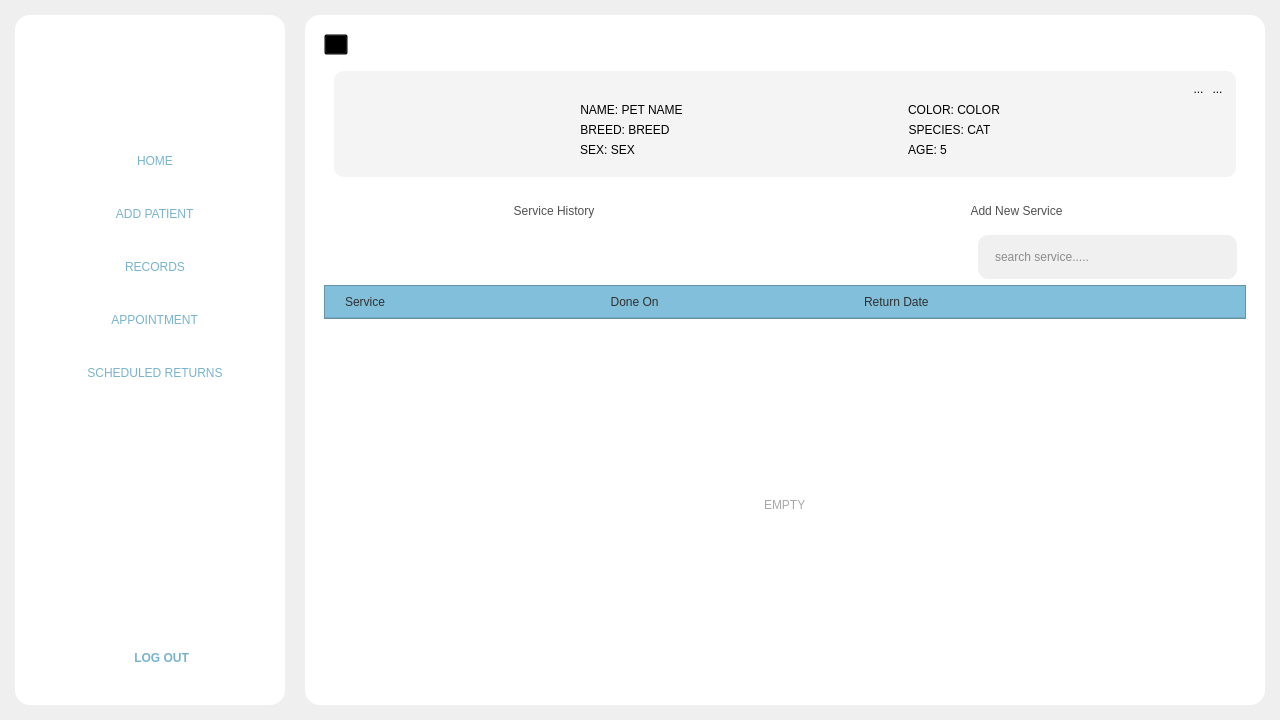
DreddVDomasian/Petmate-Desktop-Application, file Frontend/Home.ui: the form before one commit.
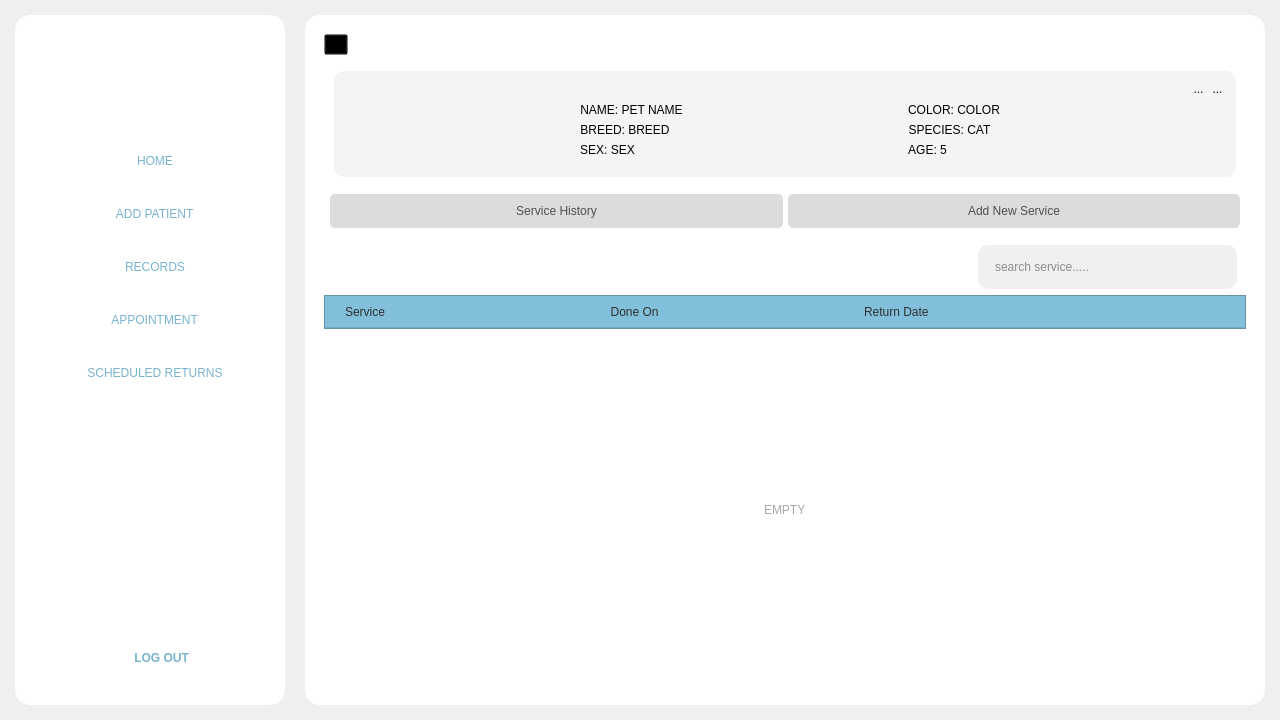
The form after the commit. Icons and pictures are not drawn.

```diff
--- a/Frontend/Home.ui
+++ b/Frontend/Home.ui
@@ -2661,8 +2661,8 @@
                        <rect>
                         <x>0</x>
                         <y>0</y>
-                        <width>100</width>
-                        <height>30</height>
+                        <width>72</width>
+                        <height>16</height>
                        </rect>
                       </property>
                       <layout class="QVBoxLayout" name="verticalLayout_17">
@@ -2754,7 +2754,7 @@
                     <x>0</x>
                     <y>0</y>
                     <width>543</width>
-                    <height>486</height>
+                    <height>540</height>
                    </rect>
                   </property>
                   <property name="styleSheet">
@@ -4218,8 +4218,8 @@
                      <rect>
                       <x>0</x>
                       <y>0</y>
-                      <width>100</width>
-                      <height>30</height>
+                      <width>68</width>
+                      <height>18</height>
                      </rect>
                     </property>
                     <layout class="QVBoxLayout" name="verticalLayout_64"/>
@@ -5915,6 +5915,34 @@
                   <number>5</number>
                  </property>
                  <property name="leftMargin">
+                  <number>5</number>
+                 </property>
+                 <property name="topMargin">
+                  <number>0</number>
+                 </property>
+                 <property name="rightMargin">
+                  <number>5</number>
+                 </property>
+                 <property name="bottomMargin">
+                  <number>10</number>
+                 </property>
+                 <item>
+                  <widget class="QFrame" name="serviceShadow">
+                   <property name="styleSheet">
+                    <string notr="true">border-radius: 5px;
+border:none;</string>
+                   </property>
+                   <property name="frameShape">
+                    <enum>QFrame::StyledPanel</enum>
+                   </property>
+                   <property name="frameShadow">
+                    <enum>QFrame::Raised</enum>
+                   </property>
+                   <layout class="QHBoxLayout" name="horizontalLayout_27">
+                    <property name="spacing">
+                     <number>0</number>
+                    </property>
+                    <property name="leftMargin">
                   <number>0</number>
                  </property>
                  <property name="topMargin">
@@ -5931,7 +5959,7 @@
                    <property name="styleSheet">
                     <string notr="true">QPushButton {
     border: none;
-    background-color: transparent;
+    background-color:rgb(220, 220, 220);
     color: rgb(80, 80, 80);
     font: 63 12pt &quot;Montserrat SemiBold&quot;;
     padding: 10px 15px;
@@ -5955,12 +5983,43 @@
                    </property>
                   </widget>
                  </item>
+                   </layout>
+                  </widget>
+                 </item>
+                 <item>
+                  <widget class="QFrame" name="addServiceShadow">
+                   <property name="styleSheet">
+                    <string notr="true">border-radius: 5px;
+border:none;</string>
+                   </property>
+                   <property name="frameShape">
+                    <enum>QFrame::StyledPanel</enum>
+                   </property>
+                   <property name="frameShadow">
+                    <enum>QFrame::Raised</enum>
+                   </property>
+                   <layout class="QHBoxLayout" name="horizontalLayout_28">
+                    <property name="spacing">
+                     <number>0</number>
+                    </property>
+                    <property name="leftMargin">
+                     <number>0</number>
+                    </property>
+                    <property name="topMargin">
+                     <number>0</number>
+                    </property>
+                    <property name="rightMargin">
+                     <number>0</number>
+                    </property>
+                    <property name="bottomMargin">
+                     <number>0</number>
+                    </property>
                  <item>
                   <widget class="QPushButton" name="addNewServiceBtn">
                    <property name="styleSheet">
                     <string notr="true">QPushButton {
     border: none;
-    background-color: transparent;
+    background-color:rgb(220, 220, 220);
     color: rgb(80, 80, 80);
     font: 63 12pt &quot;Montserrat SemiBold&quot;;
     padding: 10px 15px;
@@ -5973,9 +6032,10 @@
 	border-radius:5px;
 }
 QPushButton:checked {
-    background-color:rgb(252, 213, 151);   /* Active bg color */
+    background-color:rgb(252, 213, 151);   
 	border-radius:5px;
-    color: rgb(40, 40, 40);                           /* Active text color */
+    color: rgb(40, 40, 40);
+	border: none;                        
 }</string>
                    </property>
                    <property name="text">
@@ -5986,6 +6046,9 @@
                 </layout>
                </widget>
               </item>
+                </layout>
+               </widget>
+              </item>
               <item>
                <widget class="QStackedWidget" name="serviceHistoryStackedWidget">
                 <property name="currentIndex">
@@ -6006,7 +6069,7 @@
                    <number>0</number>
                   </property>
                   <item>
-                   <widget class="QFrame" name="searchframe_3">
+                   <widget class="QFrame" name="searchServiceFrame">
                     <property name="sizePolicy">
                      <sizepolicy hsizetype="Expanding" vsizetype="Preferred">
                       <horstretch>0</horstretch>
@@ -6014,7 +6077,12 @@
                      </sizepolicy>
                     </property>
                     <property name="styleSheet">
-                     <string notr="true"/>
+                     <string notr="true">#searchServiceFrame{
+	border-radius:10px;
+	border:none;
+}
+
+</string>
                     </property>
                     <layout class="QHBoxLayout" name="horizontalLayout_63">
                      <property name="spacing">
@@ -6295,7 +6363,7 @@
                        <x>0</x>
                        <y>0</y>
                        <width>891</width>
-                       <height>258</height>
+                       <height>248</height>
                       </rect>
                      </property>
                      <layout class="QVBoxLayout" name="verticalLayout_53">
```
Lines whose indentation alone changed are shown as unchanged.
